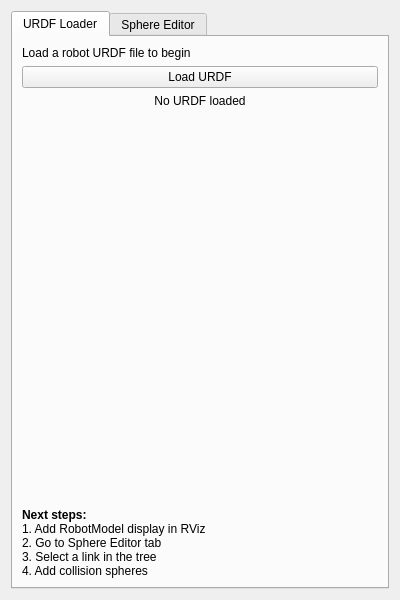
This is ui/curobo_robot_setup.ui in Lab-CORO/curobo_robot_setup as Qt 5 draws it before an edit. The edited form follows.
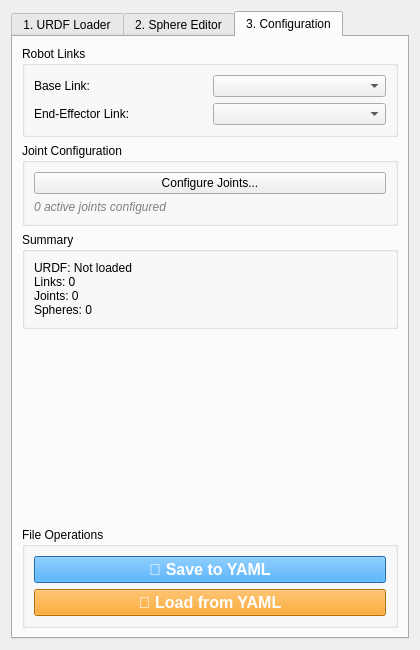
This is the edited form. The open tabs and pages were chosen to show the change.

Commit message: save de le configuration fonctionnelle

The edit to the form file:
```diff
--- a/ui/curobo_robot_setup.ui
+++ b/ui/curobo_robot_setup.ui
@@ -6,8 +6,8 @@
    <rect>
     <x>0</x>
     <y>0</y>
-    <width>400</width>
-    <height>600</height>
+    <width>420</width>
+    <height>650</height>
    </rect>
   </property>
   <property name="windowTitle">
@@ -23,7 +23,7 @@
      <!-- TAB 1: URDF Loader -->
      <widget class="QWidget" name="urdf_loader">
       <attribute name="title">
-       <string>URDF Loader</string>
+       <string>1. URDF Loader</string>
       </attribute>
       <layout class="QVBoxLayout" name="verticalLayout">
        <item>
@@ -78,8 +78,9 @@
           <string>&lt;html&gt;&lt;b&gt;Next steps:&lt;/b&gt;&lt;br/&gt;
 1. Add RobotModel display in RViz&lt;br/&gt;
 2. Go to Sphere Editor tab&lt;br/&gt;
-3. Select a link in the tree&lt;br/&gt;
-4. Add collision spheres&lt;/html&gt;</string>
+3. Select links and add collision spheres&lt;br/&gt;
+4. Go to Configuration tab&lt;br/&gt;
+5. Save to YAML file&lt;/html&gt;</string>
          </property>
          <property name="wordWrap">
           <bool>true</bool>
@@ -95,7 +96,7 @@
      <!-- TAB 2: Sphere Editor -->
      <widget class="QWidget" name="sphere_editor">
       <attribute name="title">
-       <string>Sphere Editor</string>
+       <string>2. Sphere Editor</string>
       </attribute>
       <layout class="QVBoxLayout" name="verticalLayout_2">
        
@@ -378,6 +379,156 @@
       </layout>
      </widget>
      
+     <!-- ============================================ -->
+     <!-- TAB 3: Configuration -->
+     <!-- ============================================ -->
+     <widget class="QWidget" name="configuration">
+      <attribute name="title">
+       <string>3. Configuration</string>
+      </attribute>
+      <layout class="QVBoxLayout" name="verticalLayout_config">
+       
+       <!-- Robot Links -->
+       <item>
+        <widget class="QGroupBox" name="groupBox_robot_links">
+         <property name="title">
+          <string>Robot Links</string>
+         </property>
+         <layout class="QGridLayout" name="gridLayout_robot_links">
+          <item row="0" column="0">
+           <widget class="QLabel" name="label_base_link_title">
+            <property name="text">
+             <string>Base Link:</string>
+            </property>
+           </widget>
+          </item>
+          <item row="0" column="1">
+           <widget class="QComboBox" name="comboBox_base_link"/>
+          </item>
+          
+          <item row="1" column="0">
+           <widget class="QLabel" name="label_ee_link_title">
+            <property name="text">
+             <string>End-Effector Link:</string>
+            </property>
+           </widget>
+          </item>
+          <item row="1" column="1">
+           <widget class="QComboBox" name="comboBox_ee_link"/>
+          </item>
+         </layout>
+        </widget>
+       </item>
+       
+       <!-- Joint Configuration -->
+       <item>
+        <widget class="QGroupBox" name="groupBox_joints">
+         <property name="title">
+          <string>Joint Configuration</string>
+         </property>
+         <layout class="QVBoxLayout" name="verticalLayout_joints">
+          <item>
+           <widget class="QPushButton" name="pushButton_configure_joints">
+            <property name="text">
+             <string>Configure Joints...</string>
+            </property>
+            <property name="minimumHeight">
+             <number>35</number>
+            </property>
+           </widget>
+          </item>
+          <item>
+           <widget class="QLabel" name="label_joints_summary">
+            <property name="text">
+             <string>0 active joints configured</string>
+            </property>
+            <property name="styleSheet">
+             <string>QLabel { color: gray; font-style: italic; }</string>
+            </property>
+           </widget>
+          </item>
+         </layout>
+        </widget>
+       </item>
+       
+       <!-- Statistics -->
+       <item>
+        <widget class="QGroupBox" name="groupBox_stats">
+         <property name="title">
+          <string>Summary</string>
+         </property>
+         <layout class="QVBoxLayout" name="verticalLayout_stats">
+          <item>
+           <widget class="QLabel" name="label_stats">
+            <property name="text">
+             <string>URDF: Not loaded
+Links: 0
+Joints: 0
+Spheres: 0</string>
+            </property>
+            <property name="wordWrap">
+             <bool>true</bool>
+            </property>
+           </widget>
+          </item>
+         </layout>
+        </widget>
+       </item>
+       
+       <item>
+        <spacer name="verticalSpacer_config">
+         <property name="orientation">
+          <enum>Qt::Vertical</enum>
+         </property>
+         <property name="sizeHint" stdset="0">
+          <size>
+           <width>20</width>
+           <height>40</height>
+          </size>
+         </property>
+        </spacer>
+       </item>
+       
+       <!-- Save/Load Buttons -->
+       <item>
+        <widget class="QGroupBox" name="groupBox_file">
+         <property name="title">
+          <string>File Operations</string>
+         </property>
+         <layout class="QVBoxLayout" name="verticalLayout_file">
+          <item>
+           <widget class="QPushButton" name="pushButton_save_yaml">
+            <property name="text">
+             <string>💾 Save to YAML</string>
+            </property>
+            <property name="minimumHeight">
+             <number>40</number>
+            </property>
+            <property name="styleSheet">
+             <string>QPushButton { background-color: #2196F3; color: white; font-weight: bold; font-size: 12pt; }</string>
+            </property>
+           </widget>
+          </item>
+          <item>
+           <widget class="QPushButton" name="pushButton_load_yaml">
+            <property name="text">
+             <string>📂 Load from YAML</string>
+            </property>
+            <property name="minimumHeight">
+             <number>40</number>
+            </property>
+            <property name="styleSheet">
+             <string>QPushButton { background-color: #FF9800; color: white; font-weight: bold; font-size: 12pt; }</string>
+            </property>
+           </widget>
+          </item>
+         </layout>
+        </widget>
+       </item>
+       
+      </layout>
+     </widget>
+     
     </widget>
    </item>
   </layout>
```
Left out of the diff: 117 changed lines with no effect on the pictures. The commit also changes 8 other files.
